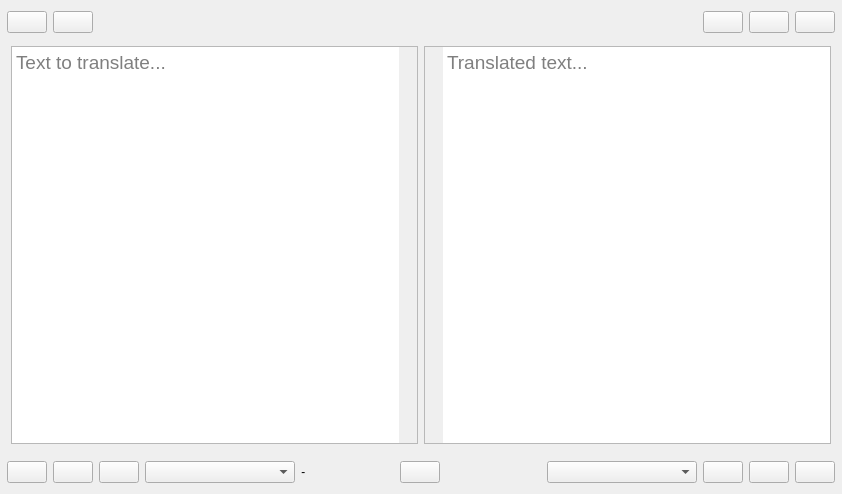
The window that src/mainwindow.ui (keshavbhatt/glate-ng) describes before a commit, drawn with Qt 5.
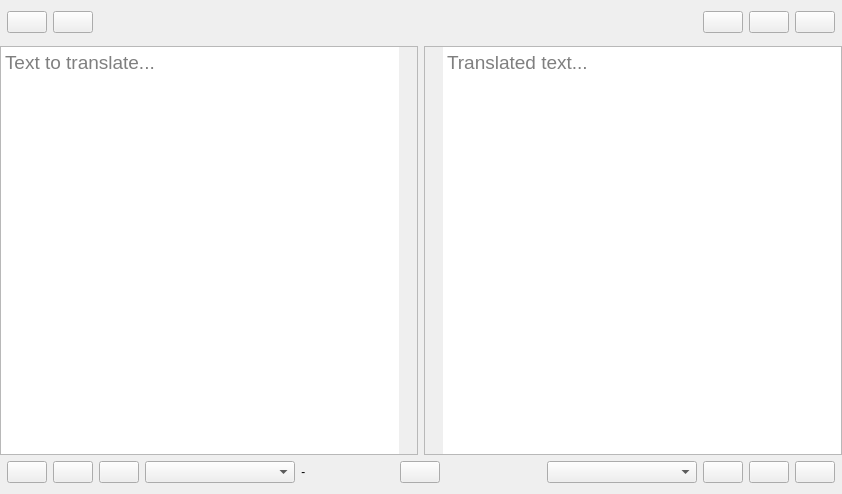
The same window after the commit. Icons and pictures are not drawn. Custom widgets are drawn as their Qt base class.

Diff of the .ui file:
```diff
--- a/src/mainwindow.ui
+++ b/src/mainwindow.ui
@@ -35,6 +35,9 @@
       <property name="topMargin">
        <number>0</number>
       </property>
+      <property name="rightMargin">
+       <number>0</number>
+      </property>
       <property name="bottomMargin">
        <number>0</number>
       </property>
@@ -306,9 +309,18 @@
          </sizepolicy>
         </property>
         <layout class="QHBoxLayout" name="horizontalLayout">
+         <property name="leftMargin">
+          <number>0</number>
+         </property>
          <property name="topMargin">
           <number>7</number>
          </property>
+         <property name="rightMargin">
+          <number>0</number>
+         </property>
+         <property name="bottomMargin">
+          <number>0</number>
+         </property>
          <item>
           <widget class="QTextEdit" name="src1">
            <property name="font">
```
